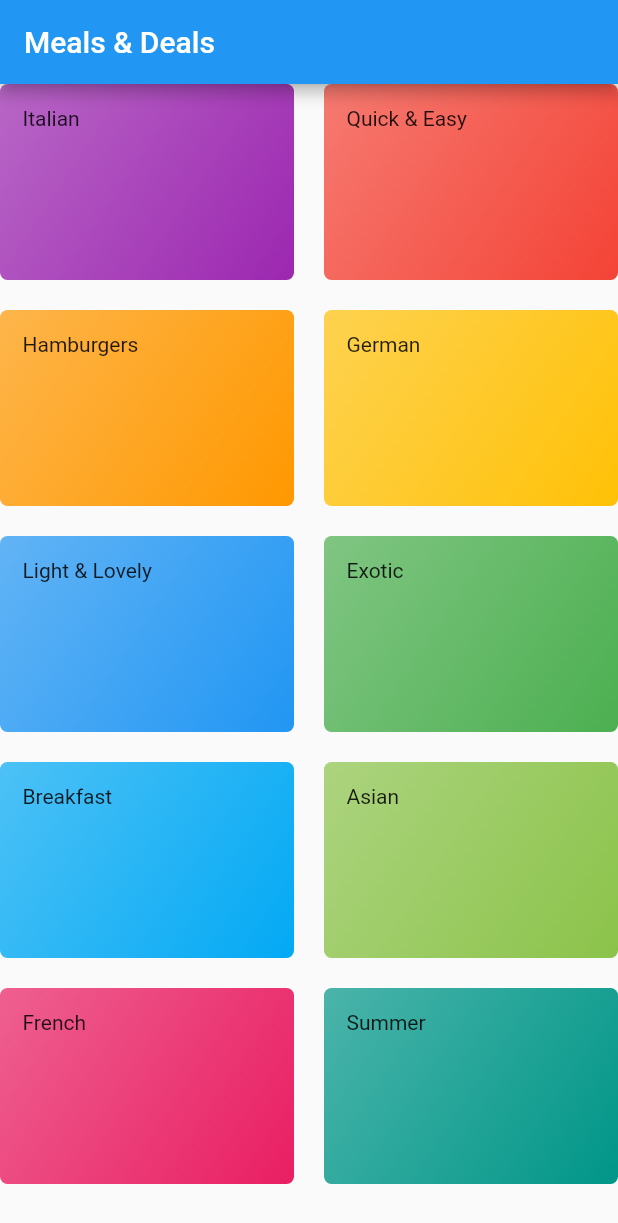
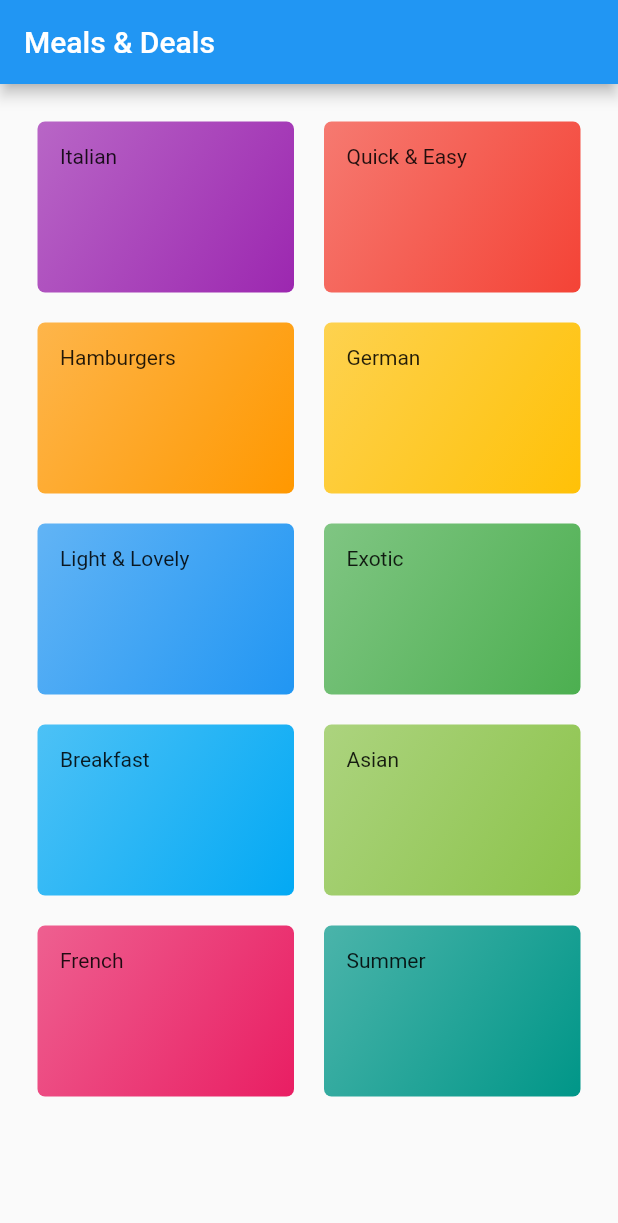
Before and after one commit to ahmed-yousry-ebrahim/meals_deals, a Flutter app: the screen it shows after launch, on a phone screen of 412 x 824 dp. Shown: the top 1223 px of the screen. Run offline on Flutter 3.47's test engine with Material 2 defaults, Android fonts, the phone set to English and light mode, and no system bars.

```diff
--- a/lib/categories_screen.dart
+++ b/lib/categories_screen.dart
@@ -8,6 +8,7 @@ class CategoriesScreen extends StatelessWidget {
     return Scaffold(
       appBar: AppBar(title: Text('Meals & Deals')),
       body: GridView(
+        padding: EdgeInsets.all(25),
         children: DUMMY_CATEGORIES
             .map((catData) => CategoryItem(catData.title, catData.color))
             .toList(),
```
Also changed, not shown: pubspec.yaml (+17 -11 lines), assets/fonts/Raleway-Black.ttf (added), assets/fonts/Raleway-Bold.ttf (added), assets/fonts/Raleway-Regular.ttf (added), assets/fonts/RobotoCondensed-Bold.ttf (added), assets/fonts/RobotoCondensed-Italic.ttf (added), assets/fonts/RobotoCondensed-Light.ttf (added), assets/fonts/RobotoCondensed-Regular.ttf (added).
